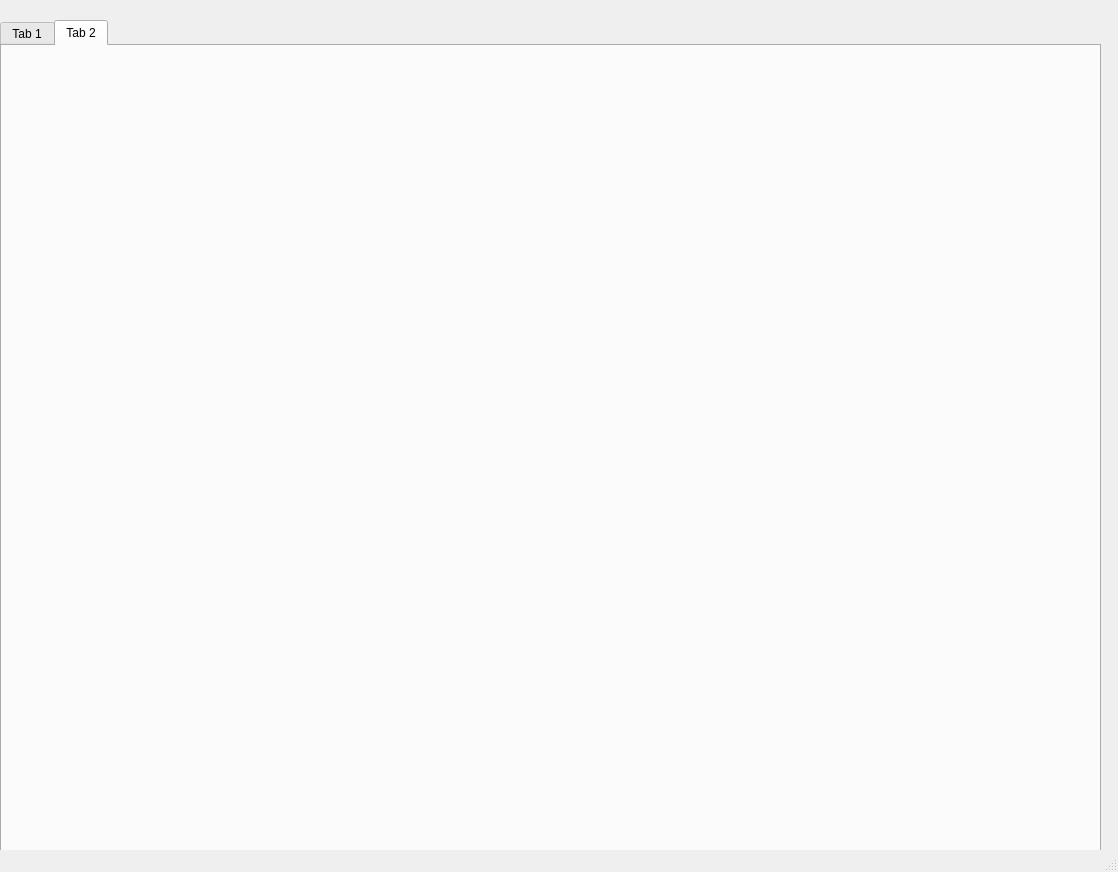
First picture: the form in ui/main_window.ui, repository Brianchib/attendance_project, before the edit.
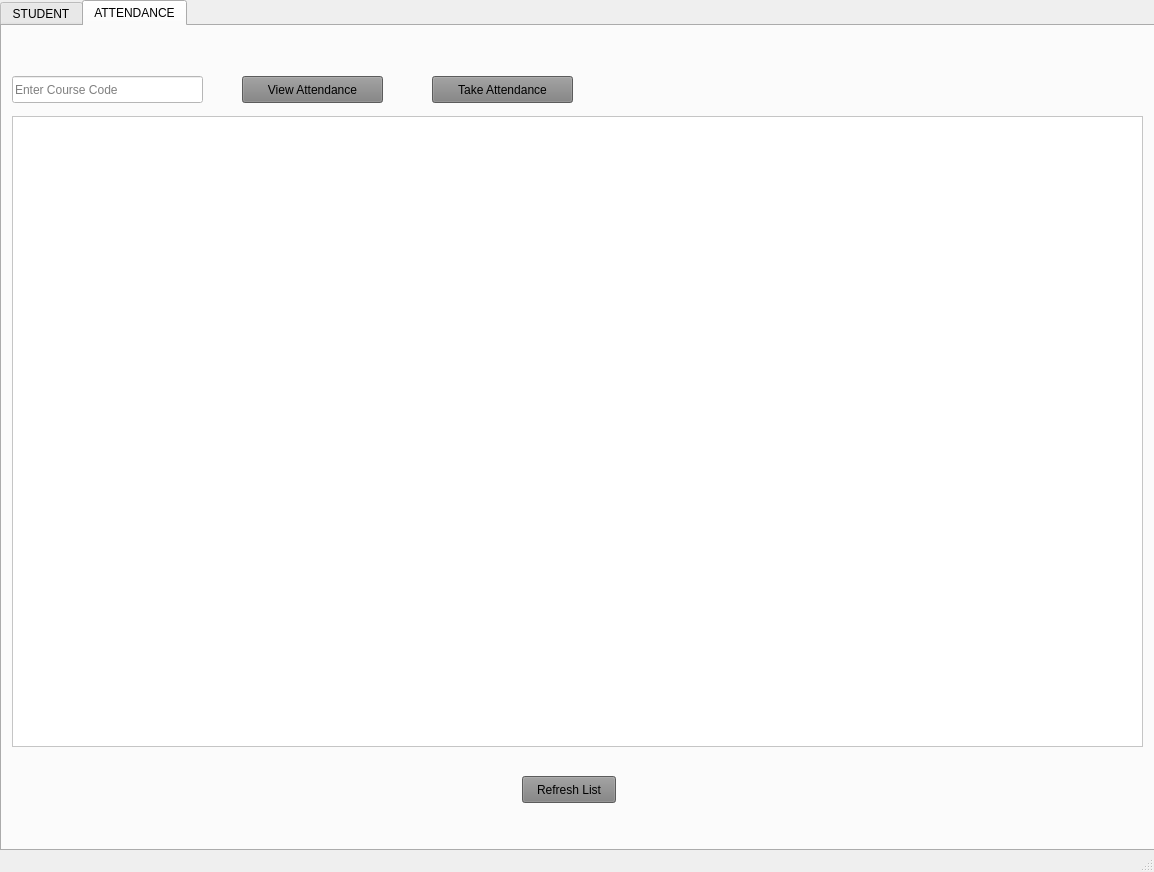
Second picture: the form after the edit. The open tabs and pages were chosen to show the change. Icons and pictures are not drawn.

Diff of the .ui file:
```diff
--- a/ui/main_window.ui
+++ b/ui/main_window.ui
@@ -6,29 +6,59 @@
    <rect>
     <x>0</x>
     <y>0</y>
-    <width>1118</width>
+    <width>1154</width>
     <height>872</height>
    </rect>
   </property>
+  <property name="minimumSize">
+   <size>
+    <width>1154</width>
+    <height>872</height>
+   </size>
+  </property>
+  <property name="maximumSize">
+   <size>
+    <width>1154</width>
+    <height>872</height>
+   </size>
+  </property>
   <property name="windowTitle">
-   <string>MainWindow</string>
+   <string>Facial Recognition Attendance System</string>
+  </property>
+  <property name="tabShape">
+   <enum>QTabWidget::Rounded</enum>
   </property>
   <widget class="QWidget" name="centralwidget">
    <widget class="QTabWidget" name="tabWidget">
     <property name="geometry">
      <rect>
       <x>0</x>
-      <y>20</y>
-      <width>1101</width>
-      <height>841</height>
+      <y>0</y>
+      <width>1161</width>
+      <height>851</height>
      </rect>
     </property>
+    <property name="minimumSize">
+     <size>
+      <width>1161</width>
+      <height>851</height>
+     </size>
+    </property>
+    <property name="maximumSize">
+     <size>
+      <width>1161</width>
+      <height>851</height>
+     </size>
+    </property>
+    <property name="styleSheet">
+     <string notr="true">background-image: url(:/images/background.jpg);</string>
+    </property>
     <property name="currentIndex">
      <number>0</number>
     </property>
     <widget class="QWidget" name="tab">
      <attribute name="title">
-      <string>Tab 1</string>
+      <string>STUDENT</string>
      </attribute>
      <widget class="QPushButton" name="pushButton">
       <property name="geometry">
@@ -79,8 +109,88 @@
     </widget>
     <widget class="QWidget" name="tab_2">
      <attribute name="title">
-      <string>Tab 2</string>
+      <string>ATTENDANCE</string>
      </attribute>
+     <widget class="QTableWidget" name="tableWidget_2">
+      <property name="geometry">
+       <rect>
+        <x>10</x>
+        <y>90</y>
+        <width>1131</width>
+        <height>631</height>
+       </rect>
+      </property>
+      <property name="styleSheet">
+       <string notr="true">background: white;</string>
+      </property>
+      <property name="columnCount">
+       <number>0</number>
+      </property>
+     </widget>
+     <widget class="QPushButton" name="pushButton_3">
+      <property name="geometry">
+       <rect>
+        <x>520</x>
+        <y>750</y>
+        <width>94</width>
+        <height>27</height>
+       </rect>
+      </property>
+      <property name="styleSheet">
+       <string notr="true">background: gray;</string>
+      </property>
+      <property name="text">
+       <string>Refresh List</string>
+      </property>
+     </widget>
+     <widget class="QLineEdit" name="lineEdit_3">
+      <property name="geometry">
+       <rect>
+        <x>10</x>
+        <y>50</y>
+        <width>191</width>
+        <height>27</height>
+       </rect>
+      </property>
+      <property name="styleSheet">
+       <string notr="true">background: white;</string>
+      </property>
+      <property name="placeholderText">
+       <string>Enter Course Code</string>
+      </property>
+     </widget>
+     <widget class="QPushButton" name="pushButton_4">
+      <property name="geometry">
+       <rect>
+        <x>240</x>
+        <y>50</y>
+        <width>141</width>
+        <height>27</height>
+       </rect>
+      </property>
+      <property name="styleSheet">
+       <string notr="true">background: gray;</string>
+      </property>
+      <property name="text">
+       <string>View Attendance</string>
+      </property>
+     </widget>
+     <widget class="QPushButton" name="pushButton_5">
+      <property name="geometry">
+       <rect>
+        <x>430</x>
+        <y>50</y>
+        <width>141</width>
+        <height>27</height>
+       </rect>
+      </property>
+      <property name="styleSheet">
+       <string notr="true">background: gray;</string>
+      </property>
+      <property name="text">
+       <string>Take Attendance</string>
+      </property>
+     </widget>
     </widget>
    </widget>
   </widget>
```
Left out of the diff: 56 changed lines with no effect on the pictures.
